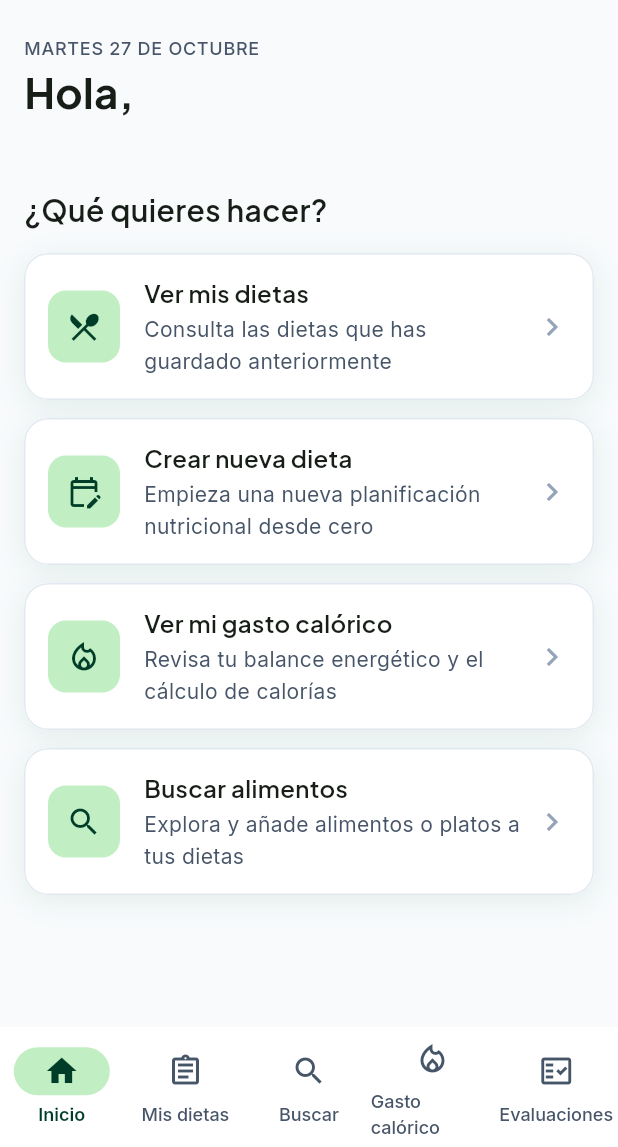
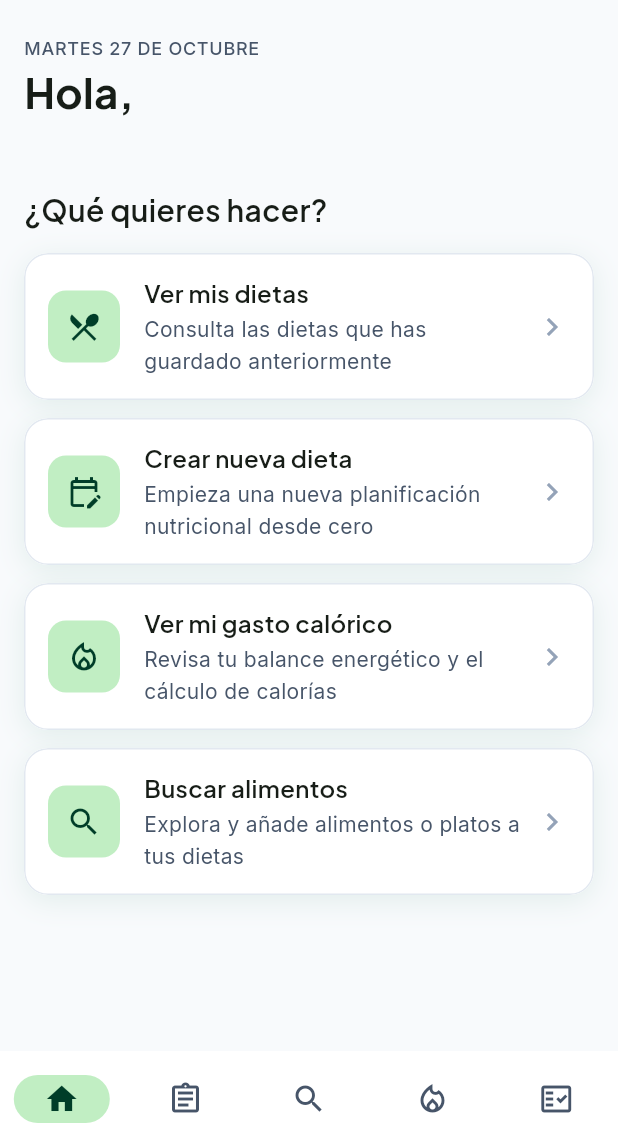
Before and after one commit to M1GUEs2000/Eql-App, a Flutter app: the ShellScreen screen opened directly, on a phone screen of 412 x 824 dp, the part 89-1236 px from its top. Run offline on Flutter 3.47's test engine with Material 3 defaults, Android fonts, the phone set to English and light mode, and no system bars; our stand-ins replace flutter_secure_storage, google_fonts; accounts and stored records are empty; network calls fail.

Commit message:
Barra inferior solo con íconos
Co-Authored-By: Claude Opus 5.5 <noreply@anthropic.com>

```diff
--- a/lib/screens/shell_screen.dart
+++ b/lib/screens/shell_screen.dart
@@ -40,6 +40,9 @@ class _ShellScreenState extends State<ShellScreen> {
         child: NavigationBar(
           selectedIndex: _pestana,
           onDestinationSelected: _ir,
+          // Solo íconos; el label queda como tooltip y para el lector de pantalla.
+          labelBehavior: NavigationDestinationLabelBehavior.alwaysHide,
+          height: 64,
           destinations: const [
             NavigationDestination(
               icon: Icon(Icons.home_outlined),
```
